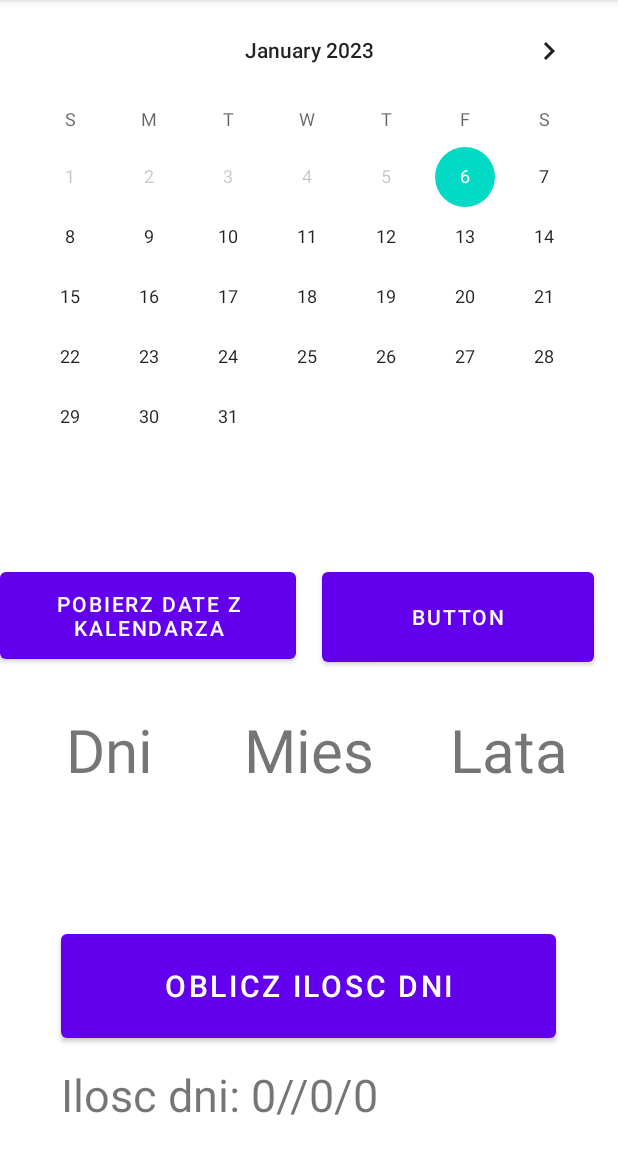
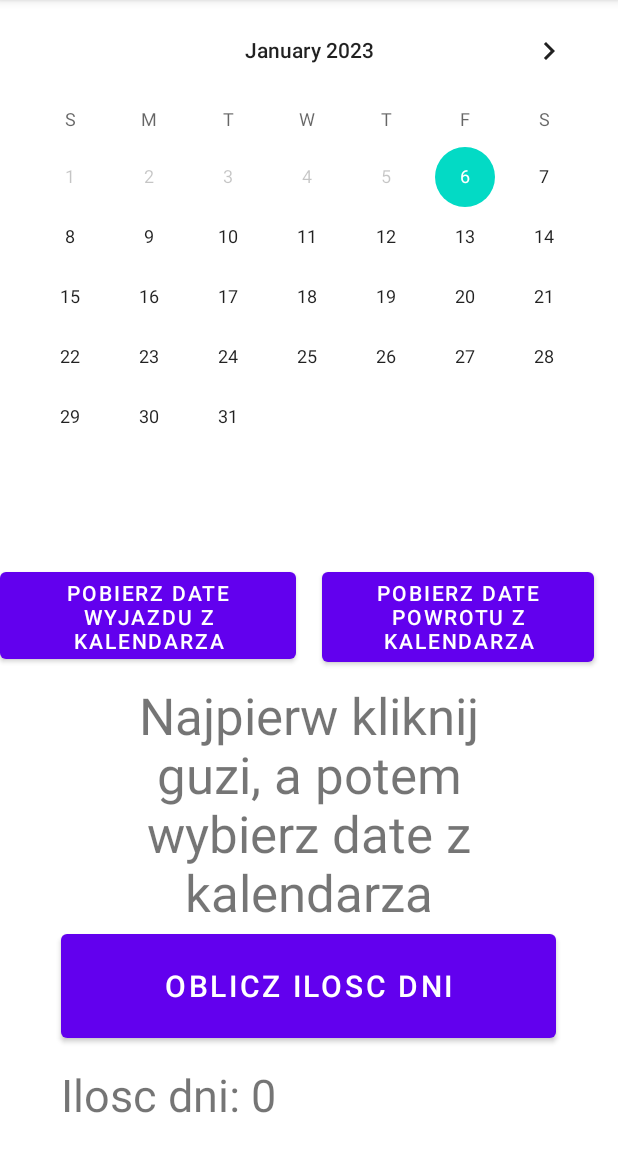
Before and after one commit to szymoonixx/aplikacja_do_wyjazdu, an Android app: the screen it shows after launch (MainActivity), after a tap on "OBLICZ ILOSC DNI", on a phone screen of 412 x 824 dp, the part 84-1236 px from its top. Run offline under Robolectric (Android 15) with nearby library versions, the phone set to English and light mode, and no system bars.

Commit message:
dziala na jeden mieisac

```diff
--- a/app/src/main/java/com/example/zadanie1/MainActivity.kt
+++ b/app/src/main/java/com/example/zadanie1/MainActivity.kt
@@ -21,9 +21,6 @@ class MainActivity : AppCompatActivity() {
         var data_w = findViewById<Button>(R.id.Wyjazd)
         var data_p = findViewById<Button>(R.id.powrot)
         var kalendarz = findViewById<CalendarView>(R.id.calendarView)
-        var dni = findViewById<TextView>(R.id.dni)
-        var miesiace = findViewById<TextView>(R.id.miesiace)
-        var lata = findViewById<TextView>(R.id.lata)
         val calendarView = findViewById<CalendarView>(R.id.calendarView)
 
         calendarView.setMinDate(System.currentTimeMillis() - 1000);
@@ -33,9 +30,6 @@ class MainActivity : AppCompatActivity() {
                 monthw = month + 1
                 dayw = (dayOfMonth.toInt())
                 yearw = year
-                dni.text=dayw.toString()
-                miesiace.text=monthw.toString()
-                lata.text=yearw.toString()
             }
         }
         data_p.setOnClickListener {
@@ -43,22 +37,23 @@ class MainActivity : AppCompatActivity() {
                 monthp = month + 1
                 dayp =(dayOfMonth.toInt())
                 yearp = year
-                dni.text=dayp.toString()
-                miesiace.text=monthp.toString()
-                lata.text=yearp.toString()
+
             }
         }
         oblicz.setOnClickListener{
 
-            if (dayw>dayp)
+            if (dayp<dayw)
             {
+                ilosc.text="data powrotu jest mniejsza od daty wujazdu"
+            }
+            else
+            {
+                var sumw=dayw.toString().toInt()+monthw.toString().toInt()+yearw.toString().toInt()
+                var sump=dayp.toString().toInt()+monthp.toString().toInt()+yearp.toString().toInt()
+                var sum = sump-sumw
+                ilosc.text="Ilosc dni: "+ sum
             }
 
-
-            var sumw=dayw.toString().toInt()+monthw.toString().toInt()+yearw.toString().toInt()
-            var sump=dayp.toString().toInt()+monthp.toString().toInt()+yearp.toString().toInt()
-            var sum = sump-sumw
-            ilosc.text="Ilosc dni: "+ sum+"//"+sumw+"/"+sump
         }
     }
 }
--- a/app/src/main/res/layout/activity_main.xml
+++ b/app/src/main/res/layout/activity_main.xml
@@ -48,7 +48,7 @@
         android:id="@+id/Wyjazd"
         android:layout_width="197dp"
         android:layout_height="70dp"
-        android:text="Pobierz date z kalendarza"
+        android:text="Pobierz date wyjazdu z kalendarza"
         app:layout_constraintBottom_toBottomOf="parent"
         app:layout_constraintEnd_toEndOf="parent"
         app:layout_constraintHorizontal_bias="0.0"
@@ -60,7 +60,7 @@
         android:id="@+id/powrot"
         android:layout_width="181dp"
         android:layout_height="72dp"
-        android:text="Button"
+        android:text="Pobierz date powrotu z kalendarza"
         app:layout_constraintBottom_toBottomOf="parent"
         app:layout_constraintEnd_toEndOf="parent"
         app:layout_constraintHorizontal_bias="0.932"
@@ -69,44 +69,16 @@
         app:layout_constraintVertical_bias="0.539" />
 
     <TextView
-        android:id="@+id/dni"
-        android:layout_width="113dp"
-        android:layout_height="103dp"
-        android:text="Dni"
+        android:id="@+id/textView"
+        android:layout_width="290dp"
+        android:layout_height="162dp"
+        android:text="Najpierw kliknij guzi, a potem wybierz date z kalendarza"
         android:textAlignment="center"
-        android:textSize="40sp"
-        app:layout_constraintBottom_toBottomOf="parent"
-        app:layout_constraintEnd_toEndOf="parent"
-        app:layout_constraintHorizontal_bias="0.053"
-        app:layout_constraintStart_toStartOf="parent"
-        app:layout_constraintTop_toTopOf="parent"
-        app:layout_constraintVertical_bias="0.711" />
-
-    <TextView
-        android:id="@+id/miesiace"
-        android:layout_width="113dp"
-        android:layout_height="103dp"
-        android:text="Mies"
-        android:textAlignment="center"
-        android:textSize="40sp"
+        android:textSize="34sp"
         app:layout_constraintBottom_toBottomOf="parent"
         app:layout_constraintEnd_toEndOf="parent"
         app:layout_constraintStart_toStartOf="parent"
         app:layout_constraintTop_toTopOf="parent"
-        app:layout_constraintVertical_bias="0.711" />
-
-    <TextView
-        android:id="@+id/lata"
-        android:layout_width="113dp"
-        android:layout_height="103dp"
-        android:text="Lata"
-        android:textAlignment="center"
-        android:textSize="40sp"
-        app:layout_constraintBottom_toBottomOf="parent"
-        app:layout_constraintEnd_toEndOf="parent"
-        app:layout_constraintHorizontal_bias="0.946"
-        app:layout_constraintStart_toStartOf="parent"
-        app:layout_constraintTop_toTopOf="parent"
-        app:layout_constraintVertical_bias="0.711" />
+        app:layout_constraintVertical_bias="0.749" />
 
 </androidx.constraintlayout.widget.ConstraintLayout>
```
